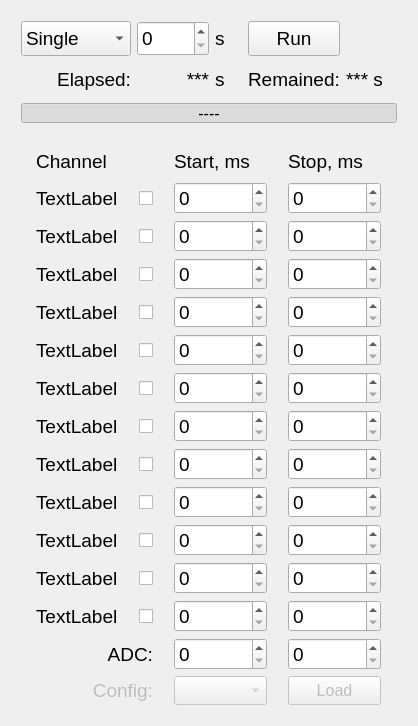
This is Timer_UI.ui in smertouh/1_MeV_UI_additional as Qt 5 draws it before an edit. The edited form follows.
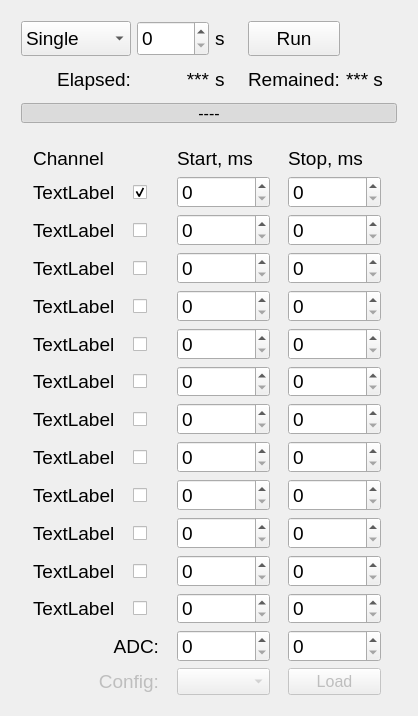
This is the edited form. Icons and pictures are not drawn.

Diff of the .ui file:
```diff
--- a/Timer_UI.ui
+++ b/Timer_UI.ui
@@ -7,7 +7,7 @@
     <x>0</x>
     <y>0</y>
     <width>418</width>
-    <height>726</height>
+    <height>716</height>
    </rect>
   </property>
   <property name="sizePolicy">
@@ -1489,6 +1489,9 @@
          </item>
          <item row="1" column="1">
           <widget class="QCheckBox" name="checkBox_8">
+           <property name="enabled">
+            <bool>true</bool>
+           </property>
            <property name="sizePolicy">
             <sizepolicy hsizetype="Maximum" vsizetype="Preferred">
              <horstretch>0</horstretch>
@@ -1497,8 +1500,8 @@
            </property>
            <property name="minimumSize">
             <size>
-             <width>0</width>
-             <height>0</height>
+             <width>26</width>
+             <height>26</height>
             </size>
            </property>
            <property name="maximumSize">
@@ -1514,14 +1517,11 @@
              <bold>false</bold>
             </font>
            </property>
-           <property name="styleSheet">
-            <string notr="true"/>
-           </property>
            <property name="text">
             <string/>
            </property>
            <property name="checked">
-            <bool>false</bool>
+            <bool>true</bool>
            </property>
           </widget>
          </item>
```
Left out of the diff: 2 changed lines with no effect on the pictures.
